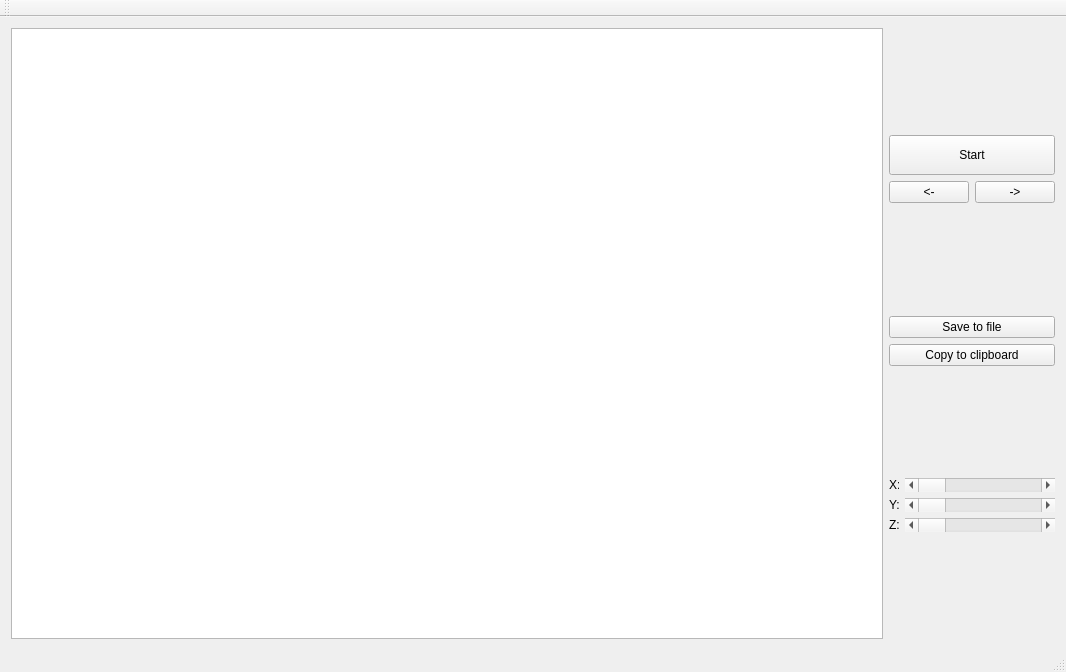
Before: the Qt Designer form WaveInterference/mainwindow.ui in arokasprz100/Wave-Interference, drawn with Qt 5.
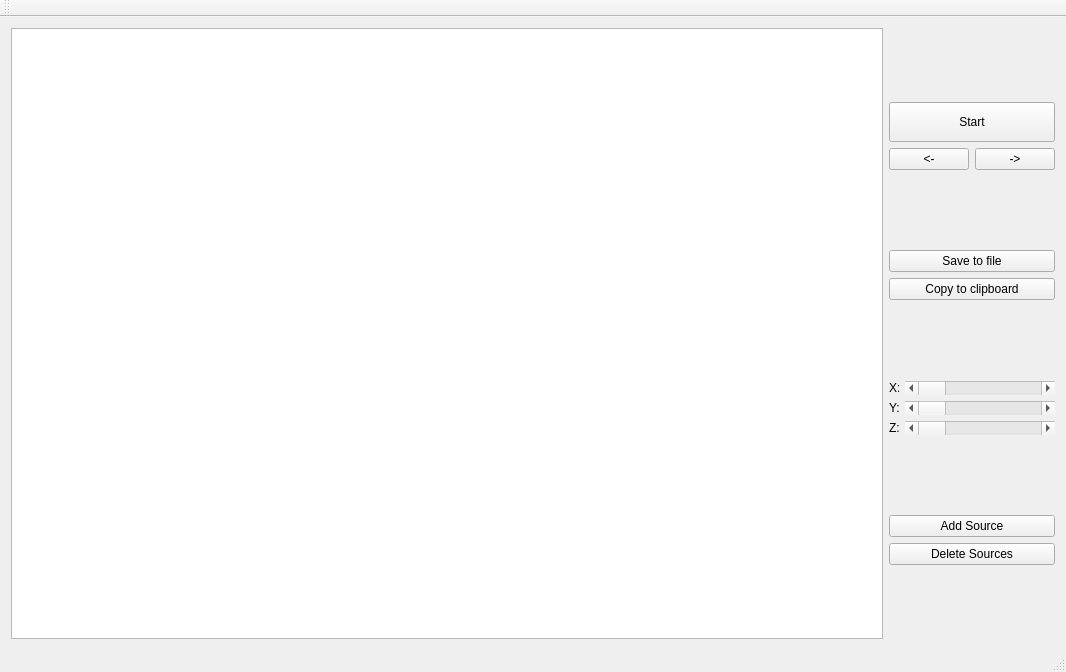
After: the same form once the commit is applied.

Diff of the .ui file:
```diff
--- a/WaveInterference/mainwindow.ui
+++ b/WaveInterference/mainwindow.ui
@@ -27,7 +27,7 @@
        <widget class="QGraphicsView" name="graphicsView"/>
       </item>
       <item>
-       <layout class="QVBoxLayout" name="verticalLayout" stretch="0,0,0,0,0,0,0">
+       <layout class="QVBoxLayout" name="verticalLayout" stretch="0,0,0,0,0,0,0,0,0">
         <property name="leftMargin">
          <number>0</number>
         </property>
@@ -233,6 +233,37 @@
           </property>
          </spacer>
         </item>
+        <item>
+         <layout class="QVBoxLayout" name="verticalLayout_5">
+          <item>
+           <widget class="QPushButton" name="m_add_button">
+            <property name="text">
+             <string>Add Source</string>
+            </property>
+           </widget>
+          </item>
+          <item>
+           <widget class="QPushButton" name="m_delete_button">
+            <property name="text">
+             <string>Delete Sources</string>
+            </property>
+           </widget>
+          </item>
+         </layout>
+        </item>
+        <item>
+         <spacer name="verticalSpacer_2">
+          <property name="orientation">
+           <enum>Qt::Vertical</enum>
+          </property>
+          <property name="sizeHint" stdset="0">
+           <size>
+            <width>20</width>
+            <height>40</height>
+           </size>
+          </property>
+         </spacer>
+        </item>
        </layout>
       </item>
      </layout>
```
Left out of the diff: 60 changed lines with no effect on the pictures.
